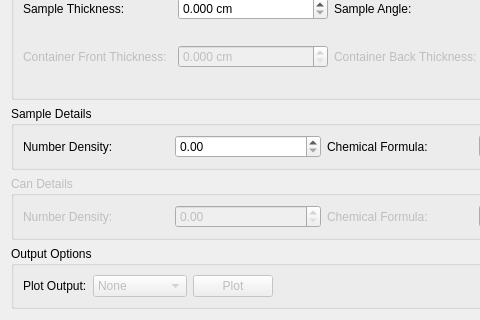
Before: the Qt Designer form MantidQt/CustomInterfaces/inc/MantidQtCustomInterfaces/Indirect/CalculatePaalmanPings.ui in mantidproject/mantid, drawn with Qt 5; both pictures show x 0 to 480 and y 177 to 497 of the 661 by 497 pixel window.
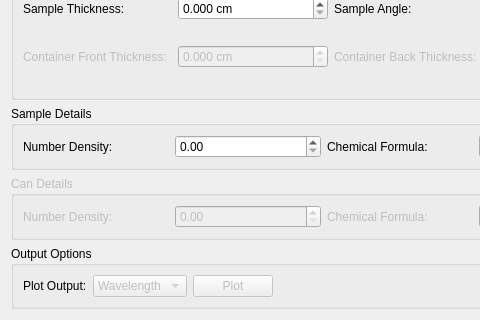
After: the same form once the commit is applied. Custom widgets are drawn as their Qt base class.

Commit message:
CalculatePaalman removed none from plot options
Refs #17021

Patch:
```diff
--- a/MantidQt/CustomInterfaces/inc/MantidQtCustomInterfaces/Indirect/CalculatePaalmanPings.ui
+++ b/MantidQt/CustomInterfaces/inc/MantidQtCustomInterfaces/Indirect/CalculatePaalmanPings.ui
@@ -629,11 +629,6 @@
         <property name="enabled">
          <bool>false</bool>
         </property>
-        <item>
-         <property name="text">
-          <string>None</string>
-         </property>
-        </item>
         <item>
          <property name="text">
           <string>Wavelength</string>
```
